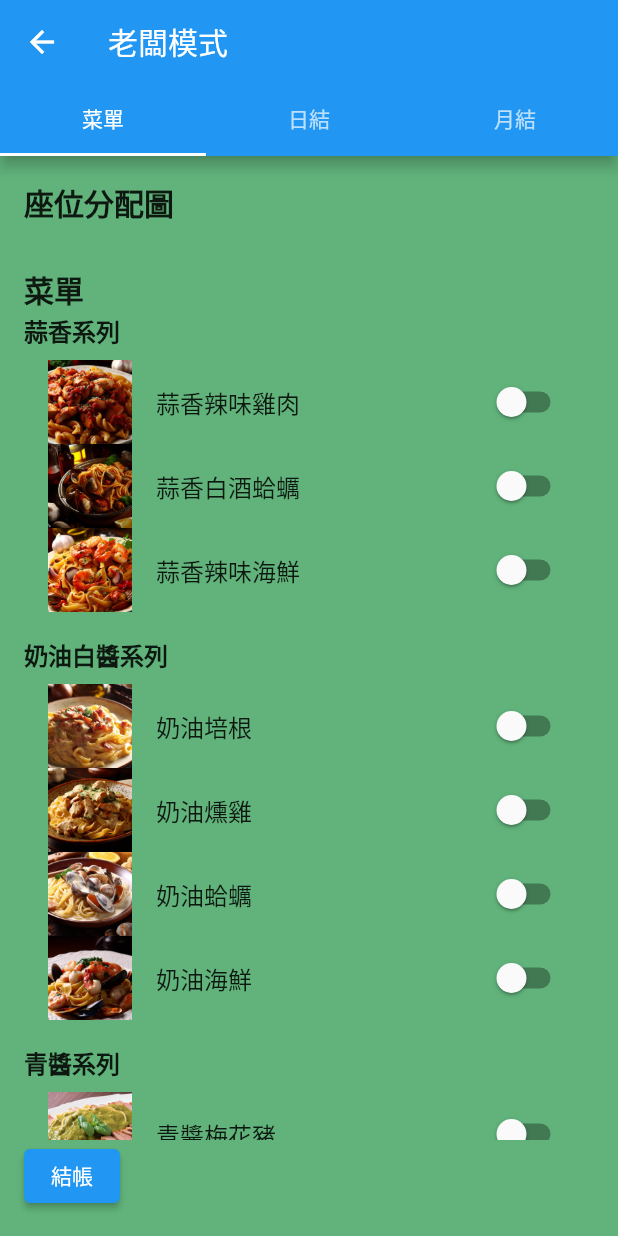
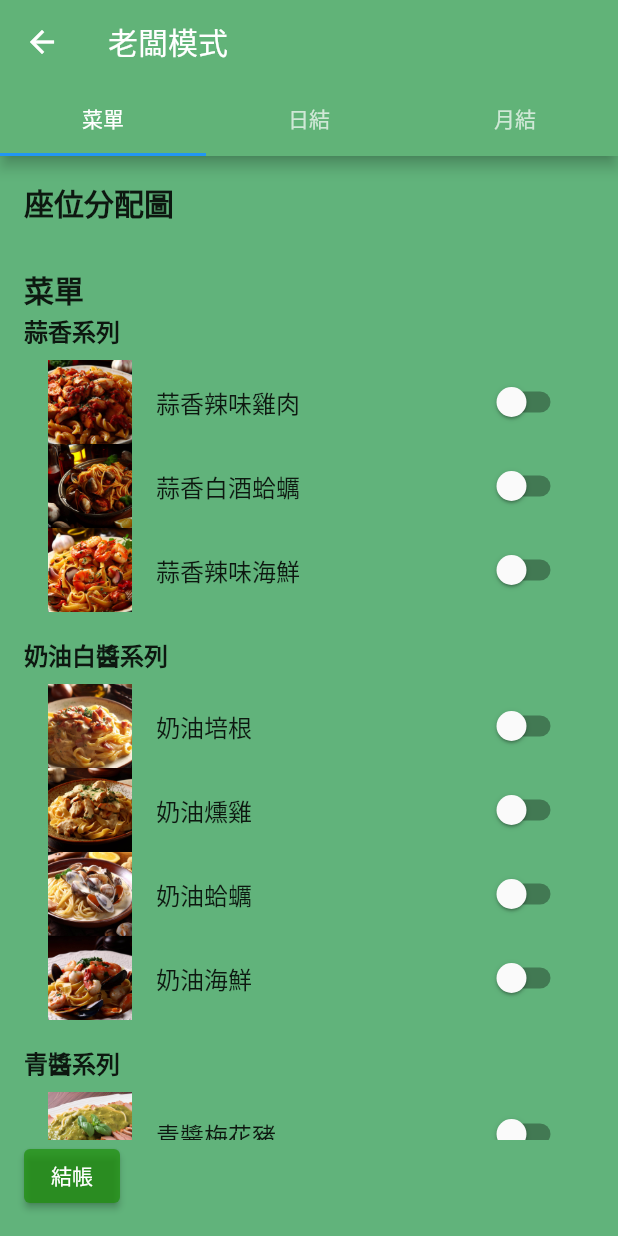
Before and after one commit to nelsonchung/yimianfangorder, a Flutter app: the BossModeScreen screen opened directly, on a phone screen of 412 x 824 dp. Run offline on Flutter 3.47's test engine with Material 2 defaults, Android fonts, the phone set to English and light mode, and no system bars.

Commit message:
Demo to Amanda

```diff
--- a/lib/boss_mode.dart
+++ b/lib/boss_mode.dart
@@ -71,6 +71,7 @@ class _BossModeScreenState extends State<BossModeScreen> {
       child: Scaffold(
         appBar: AppBar(
           title: const Text('老闆模式'),
+          backgroundColor: const Color(0xFF61B378),
           bottom: const TabBar(
             tabs: [
               Tab(text: '菜單'),
@@ -140,6 +141,9 @@ class _BossModeScreenState extends State<BossModeScreen> {
                       // 結帳按鈕的邏輯
                       // ...
                     },
+                    style: ElevatedButton.styleFrom(
+                      backgroundColor: Color.fromARGB(182, 30, 144, 10),
+                    ),
                     child: const Text('結帳'),
                   ),
                 ],
```
